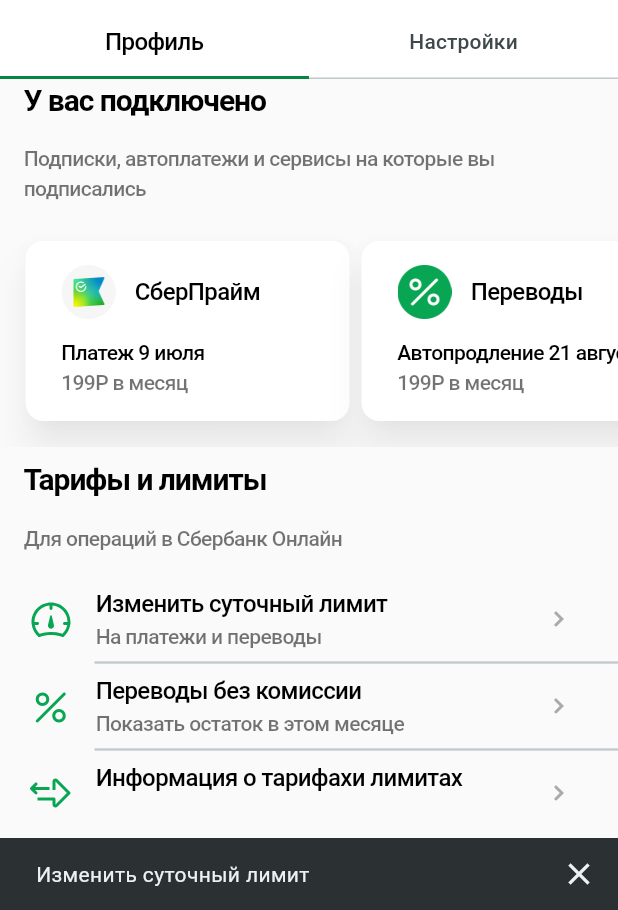
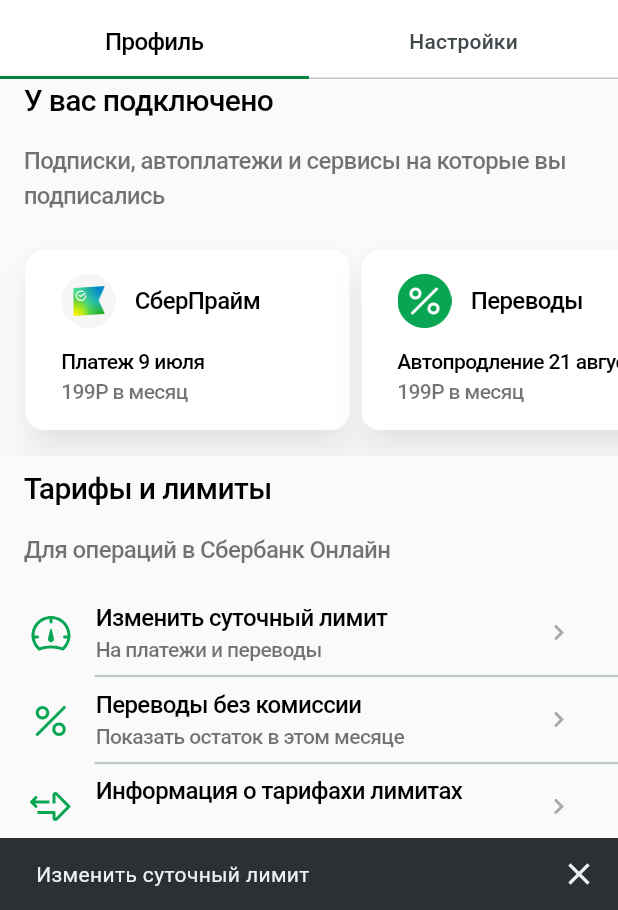
Before and after one commit to DeVoytinc/Sberbank_lab, a Flutter app: the screen it shows after launch, after a tap on "Изменить суточный лимит", on a phone screen of 412 x 824 dp, the part 326-1236 px from its top. Run offline on Flutter 3.47's test engine with Material 3 defaults, Android fonts, the phone set to English and light mode, and no system bars; our stand-ins replace flutter_svg; Roboto replaces fonts that are missing (SF Pro Text).

Commit message:
Added text styles

```diff
--- /dev/null
+++ b/lib/themes/sizes.dart
@@ -0,0 +1,12 @@
+class Sizes {
+  static double iconSize = 36;
+
+  static double profileImageSize = 110;
+
+  // Text
+  static double text_regular = 16;
+  static double text_small = 14;
+  static double text_regularHeader = 20;
+  static double text_largeHeader = 24;
+
+}
--- /dev/null
+++ b/lib/themes/text_styles.dart
@@ -0,0 +1,43 @@
+import 'package:flutter/material.dart';
+import 'package:sberbank_lab/themes/colors.dart';
+import 'package:sberbank_lab/themes/sizes.dart';
+
+class TextStyles {
+  static TextStyle primary(double? fontSize) {
+    return TextStyle(
+      color: MyColors.TextTitleColor,
+      fontSize: Sizes.text_largeHeader,
+      fontWeight: FontWeight.w700,
+      letterSpacing: -0.70,
+    );
+  }
+
+  static TextStyle primaryBold(double? fontSize) {
+    return TextStyle(
+      color: MyColors.TextTitleColor,
+      fontSize: Sizes.text_regularHeader,
+      fontFamily: 'SF Pro Text',
+      fontWeight: FontWeight.w500,
+      letterSpacing: -0.42,
+    );
+  }
+
+  static TextStyle userName(double? fontSize) {
+    return TextStyle(
+      color: MyColors.TextTitleColor,
+      fontSize: fontSize,
+      fontWeight: FontWeight.w700,
+      fontFamily: 'SF Pro Text',
+    );
+  }
+
+  static TextStyle secondary(double? fontSize) {
+    return TextStyle(
+      color: MyColors.TextSubtitleColor,
+      fontSize: fontSize,
+      fontWeight: FontWeight.w500,
+      fontFamily: 'SF Pro Text',
+      letterSpacing: -0.42,
+    );
+  }
+}
--- a/lib/widgets/appbar.dart
+++ b/lib/widgets/appbar.dart
@@ -1,4 +1,6 @@
 import 'package:flutter/material.dart';
+import 'package:sberbank_lab/themes/sizes.dart';
+import 'package:sberbank_lab/themes/text_styles.dart';
 
 class CustomAppbar extends StatelessWidget {
   const CustomAppbar({Key? key, required this.tabController})
@@ -23,14 +25,7 @@
         icon: const Icon(Icons.close),
         onPressed: () {},
       ),
-      titleTextStyle: const TextStyle(
-        color: Colors.black,
-        fontSize: 16,
-        fontFamily: 'SF Pro Text',
-        fontWeight: FontWeight.w500,
-        height: 0.08,
-        letterSpacing: -0.40,
-      ),
+      titleTextStyle: TextStyles.userName(Sizes.text_largeHeader),
       bottom: TabBar(
         indicatorSize: TabBarIndicatorSize.tab,
         controller: tabController,
--- a/lib/widgets/section_header.dart
+++ b/lib/widgets/section_header.dart
@@ -1,4 +1,6 @@
 import 'package:flutter/material.dart';
+import 'package:sberbank_lab/themes/sizes.dart';
+import 'package:sberbank_lab/themes/text_styles.dart';
 
 import '../Themes/colors.dart';
 
@@ -16,27 +18,9 @@
       child: Column(
         crossAxisAlignment: CrossAxisAlignment.start,
         children: [
-          Text(
-            title,
-            style: const TextStyle(
-              color: MyColors.TextTitleColor,
-              fontSize: 20,
-              fontWeight: FontWeight.w700,
-              //height: 0.06,
-              letterSpacing: -0.70,
-            ),
-          ),
-          const SizedBox(
-            height: 14,
-          ),
-          Text(paragraph,
-              style: const TextStyle(
-                color: MyColors.TextSubtitleColor,
-                fontSize: 14,
-                fontWeight: FontWeight.w500,
-                //height: 0.09,
-                letterSpacing: -0.42,
-              )),
+          Text(title, style: TextStyles.primaryBold(Sizes.text_regularHeader)),
+          const SizedBox(height: 14,),
+          Text(paragraph, style: TextStyles.secondary(Sizes.text_regular)),
         ],
       ),
     );
```
